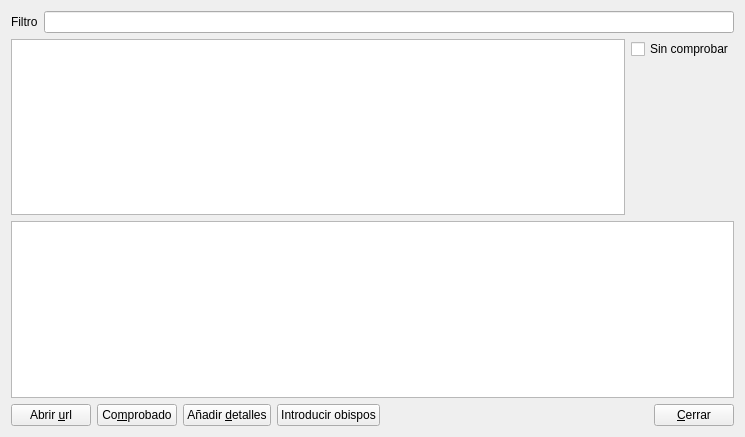
Qt form gui/dlgdiocesis.ui (rogorido/qtpredicadores) before a commit.
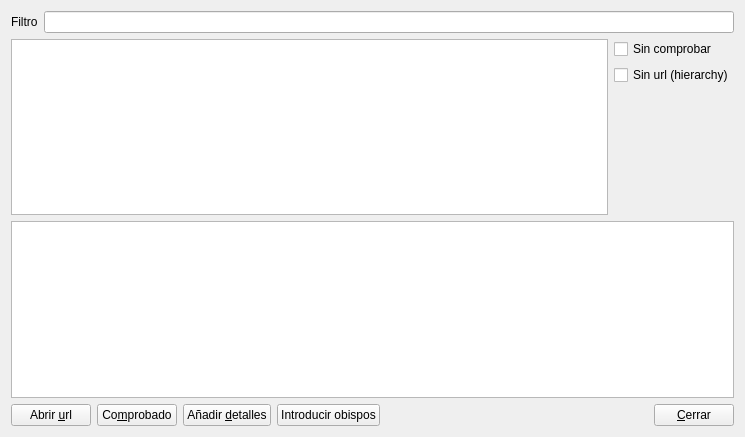
The same form after that commit.

Commit message: Añadido campo url_hierarchy a diócesis

The edit to the form file:
```diff
--- a/gui/dlgdiocesis.ui
+++ b/gui/dlgdiocesis.ui
@@ -42,6 +42,13 @@
          </property>
         </widget>
        </item>
+       <item>
+        <widget class="QCheckBox" name="ckSinUrlHierarchy">
+         <property name="text">
+          <string>Sin url (hierarchy)</string>
+         </property>
+        </widget>
+       </item>
        <item>
         <spacer name="verticalSpacer">
          <property name="orientation">
```
The commit also changes 7 other files.
